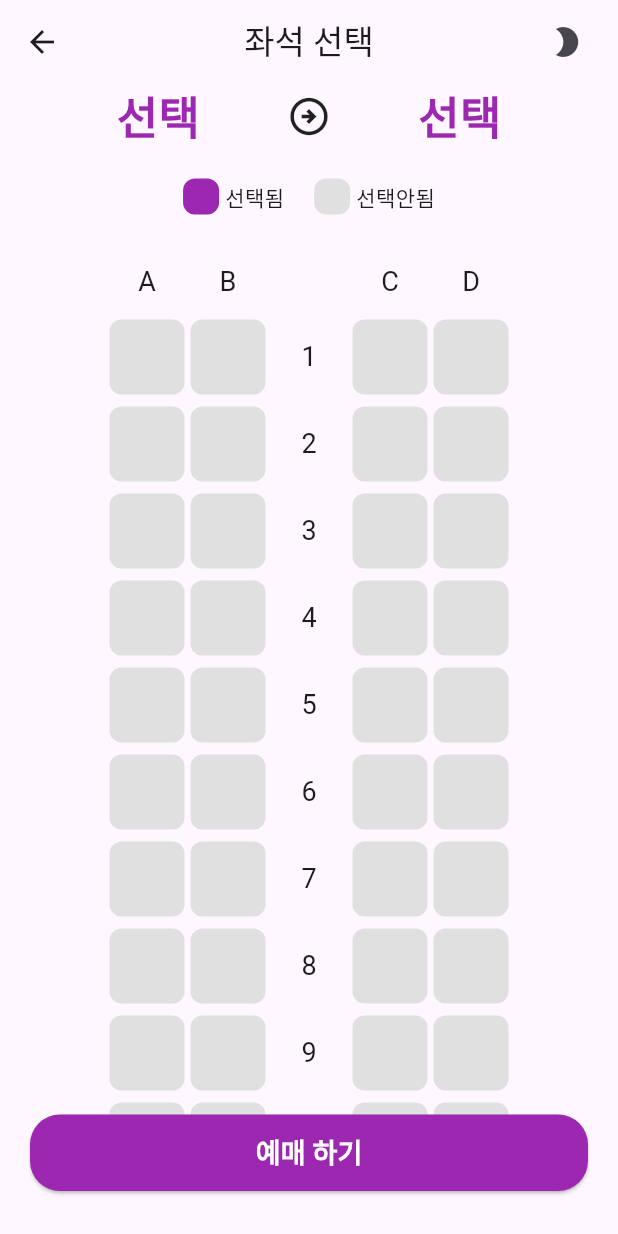
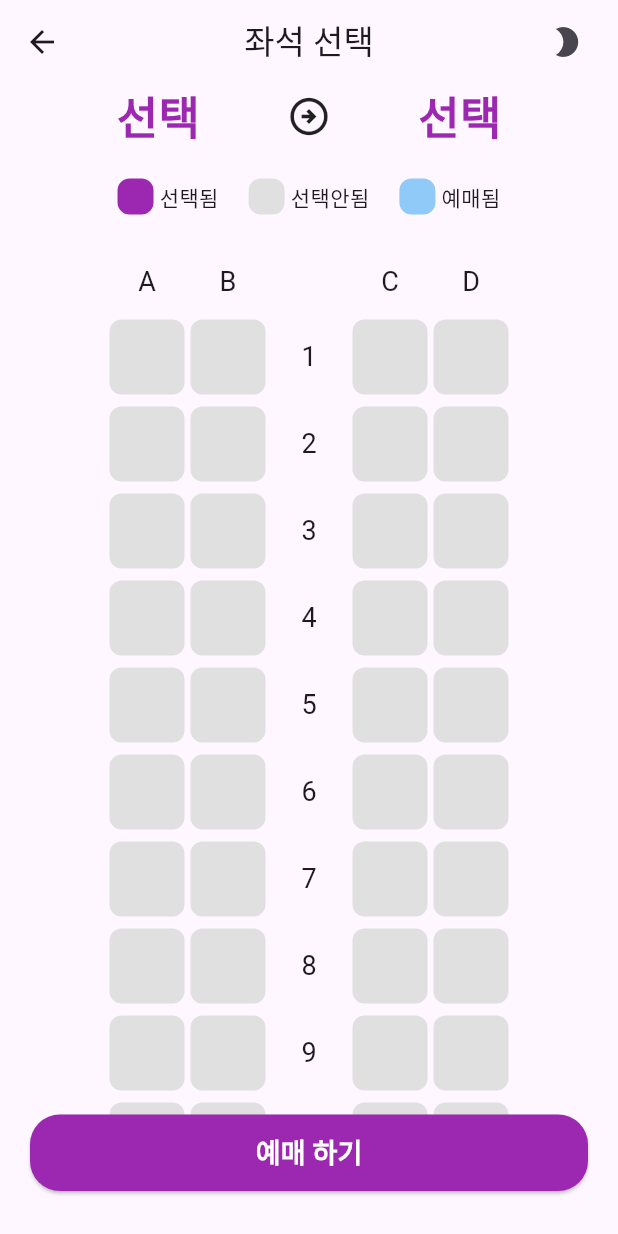
Before and after one commit to Hamiric/Train_Reservation_Service_PersonalProject, a Flutter app: the SeatPage screen opened by its route, on a phone screen of 412 x 824 dp. Run offline on Flutter 3.47's test engine with Material 3 defaults, Android fonts, the phone set to English and light mode, and no system bars; our stand-ins replace get.

Commit message:
Feat : "예매됨 label 추가"

```diff
--- a/lib/seat_page/row_number_label.dart
+++ b/lib/seat_page/row_number_label.dart
@@ -14,7 +14,6 @@ class RowNumberLabel extends StatelessWidget {
         SizedBox(width: 4,),
         SizedBox(
           width: 50,
-          height: 50,
         ),
         SizedBox(width: 4,),
         labelBox('C'),
--- a/lib/seat_page/seat_label.dart
+++ b/lib/seat_page/seat_label.dart
@@ -42,6 +42,23 @@ class SeatLabel extends StatelessWidget {
           Text(
             '선택안됨',
           ),
+          SizedBox(
+            width: 20,
+          ),
+          Container(
+            width: 24,
+            height: 24,
+            decoration: BoxDecoration(
+              color: Colors.blue[200],
+              borderRadius: BorderRadius.circular(8),
+            ),
+          ),
+          SizedBox(
+            width: 4,
+          ),
+          Text(
+            '예매됨'
+          ),
           Spacer(),
         ],
       ),
```
